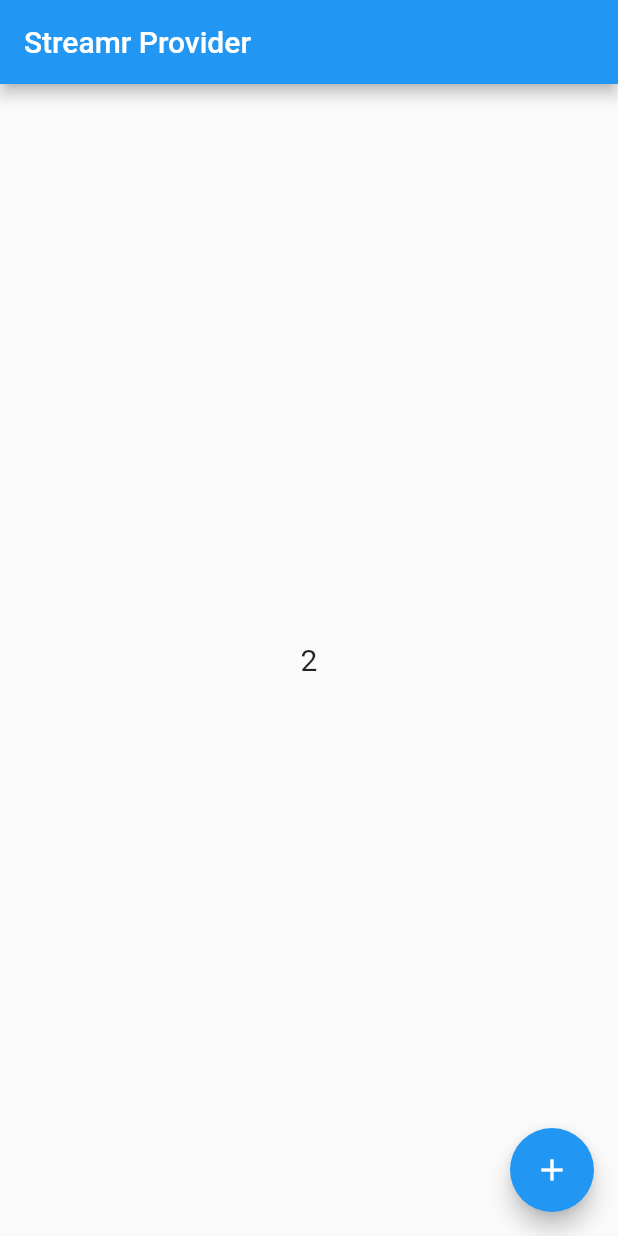
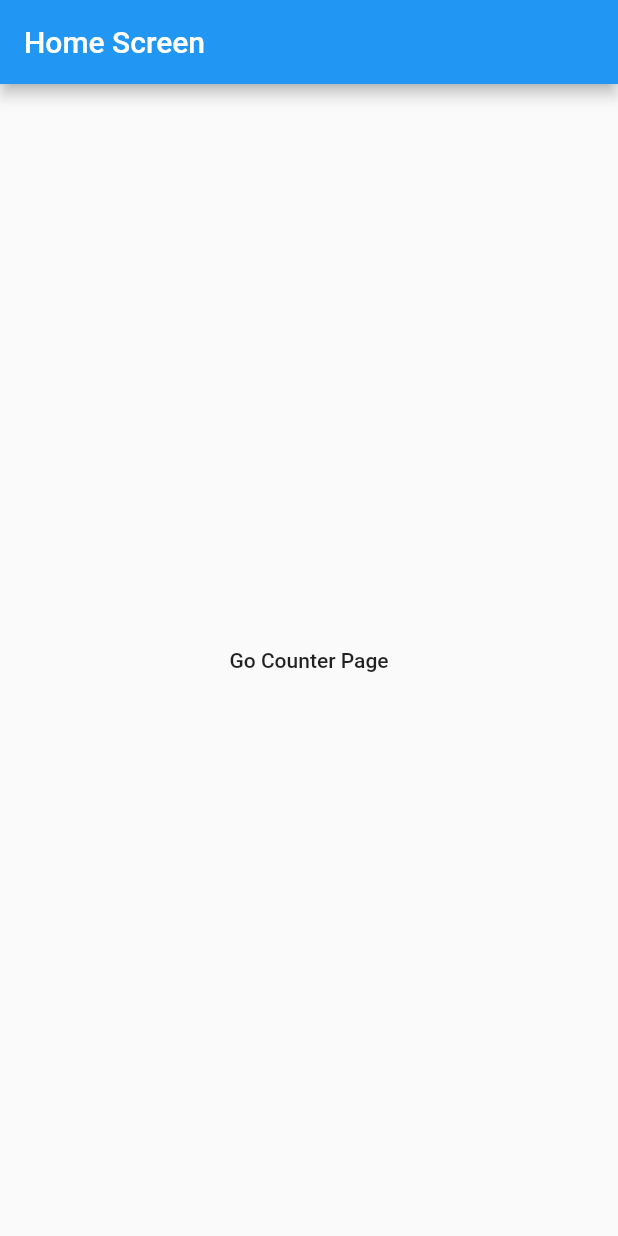
Before and after one commit to samih93/riverpod_tutorials, a Flutter app: the screen it shows after launch, on a phone screen of 412 x 824 dp. Run offline on Flutter 3.47's test engine with Material 2 defaults, Android fonts, the phone set to English and light mode, and no system bars; our stand-ins replace flutter_riverpod.

Commit message:
auto dispose

```diff
--- /dev/null
+++ b/lib/AutoDispose Modifier with timeout cashing/home_screen.dart
@@ -0,0 +1,24 @@
+import 'package:flutter/material.dart';
+
+import '../state_provider.dart';
+import 'counter_screen.dart';
+
+class HomeScreen extends StatelessWidget {
+  const HomeScreen({super.key});
+
+  @override
+  Widget build(BuildContext context) {
+    return Scaffold(
+      appBar: AppBar(title: Text("Home Screen")),
+      body: Center(
+        child: MaterialButton(
+          onPressed: () {
+            Navigator.of(context).push(MaterialPageRoute(
+                builder: (context) => DisposeCounterScreen()));
+          },
+          child: Text("Go Counter Page"),
+        ),
+      ),
+    );
+  }
+}
--- a/lib/main.dart
+++ b/lib/main.dart
@@ -2,6 +2,7 @@ import 'dart:math';
 
 import 'package:flutter/material.dart';
 import 'package:flutter_riverpod/flutter_riverpod.dart';
+import 'package:riverpod_tutorials/AutoDispose%20Modifier%20with%20timeout%20cashing/home_screen.dart';
 import 'package:riverpod_tutorials/read_using_cosumer.dart';
 import 'package:riverpod_tutorials/services/api_service.dart';
 import 'package:riverpod_tutorials/state%20notifier%20provider/counterDemo.dart';
@@ -18,8 +19,6 @@ final nameProvider = Provider<String>((ref) => "hello samih");
 
 final counterProvider = StateProvider<int>((ref) => 0);
 
-final stateCounterProvider =
-    StateNotifierProvider<CounterDemo, int>((ref) => CounterDemo());
 void main() {
   runApp(const ProviderScope(child: MyApp()));
 }
@@ -45,7 +44,7 @@ class MyApp extends StatelessWidget {
         // is not restarted.
         primarySwatch: Colors.blue,
       ),
-      home: const MyStreamScreen(),
+      home: const HomeScreen(),
     );
   }
 }
--- a/lib/state notifier provider/state_notifier_provider.dart
+++ b/lib/state notifier provider/state_notifier_provider.dart
@@ -3,6 +3,11 @@ import 'package:flutter/src/widgets/framework.dart';
 import 'package:flutter/src/widgets/placeholder.dart';
 import 'package:flutter_riverpod/flutter_riverpod.dart';
 import 'package:riverpod_tutorials/main.dart';
+
+import 'counterDemo.dart';
+
+final stateCounterProvider =
+    StateNotifierProvider<CounterDemo, int>((ref) => CounterDemo());
 
 class MyScreen extends ConsumerWidget {
   const MyScreen({super.key});
```
Also changed, not shown: lib/AutoDispose Modifier with timeout cashing/counter_screen.dart (added, +41 -0 lines).
